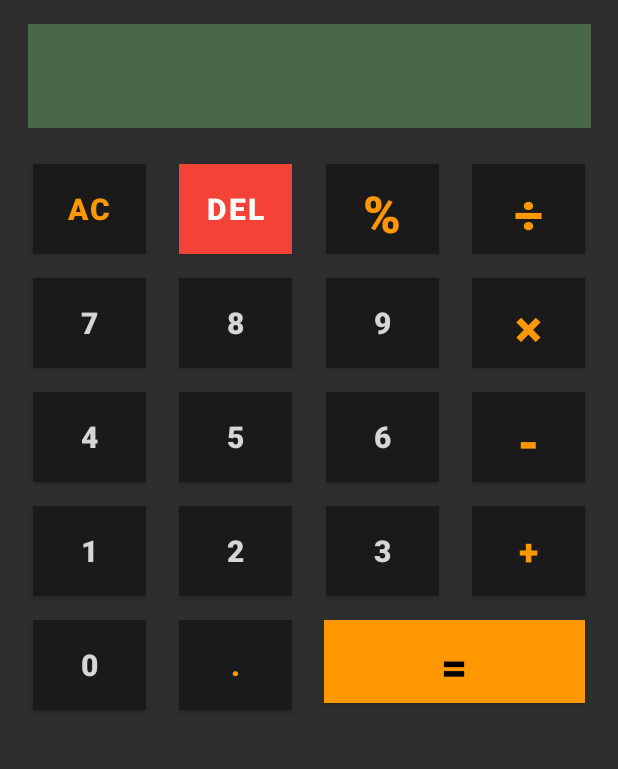
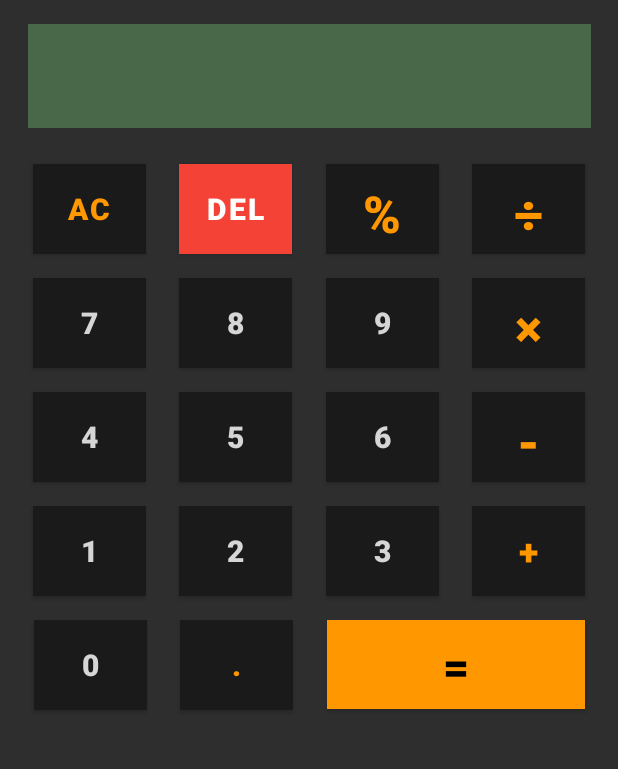
Before and after one commit to bsef19a531/MC_HomeWork_Android_MyCalculator_3, an Android app: the screen it shows after launch (MainActivity), on a phone screen of 412 x 824 dp, the part 176-945 px from its top. Run offline under Robolectric (Android 15) with nearby library versions, the phone set to English and light mode, and no system bars.

Commit message:
Button Size Set

```diff
--- a/app/src/main/res/layout/activity_main.xml
+++ b/app/src/main/res/layout/activity_main.xml
@@ -372,8 +372,8 @@
 
     <Button
         android:id="@+id/BtnEqual"
-        android:layout_width="174dp"
-        android:layout_height="55dp"
+        android:layout_width="172dp"
+        android:layout_height="59dp"
         android:layout_marginStart="12dp"
         android:layout_marginTop="16dp"
         android:layout_marginEnd="12dp"
```
